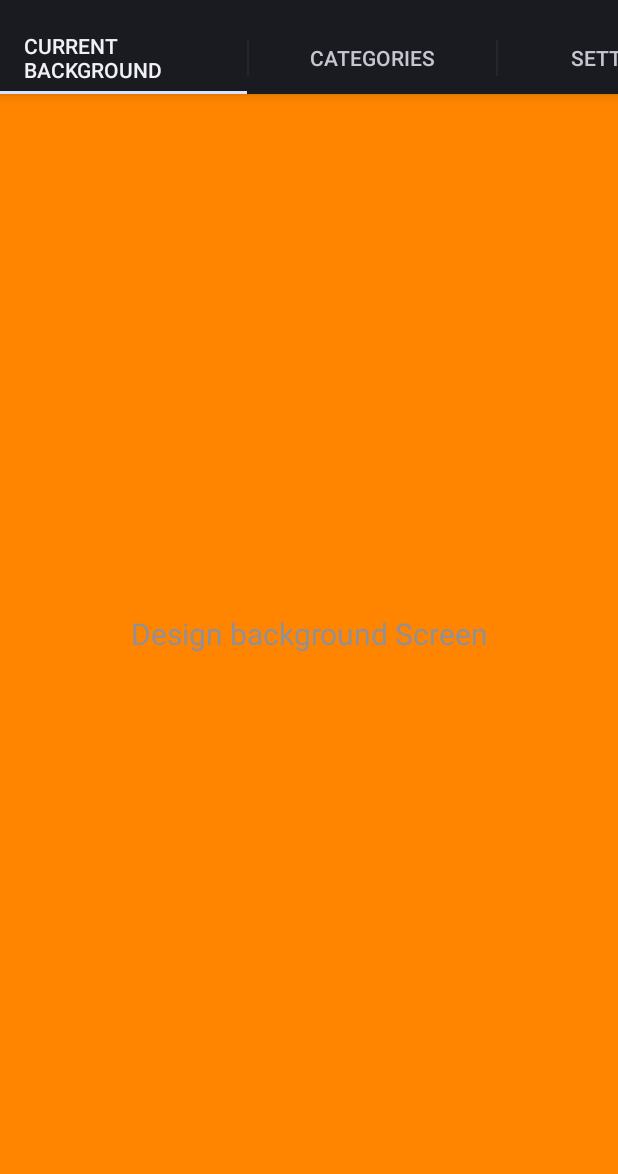
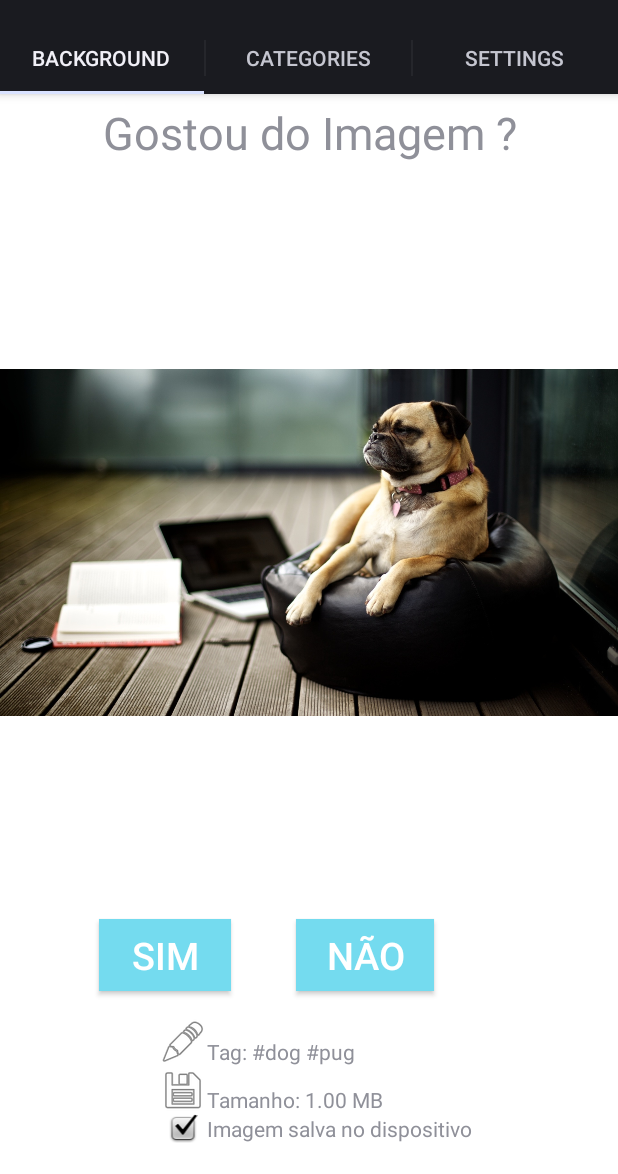
Before and after one commit to RayanaSales/SurpriseMe, an Android app: the screen it shows after launch (MainActivity), on a phone screen of 412 x 824 dp, the part 62-1236 px from its top. Run offline under Robolectric (Android 15) with nearby library versions, the phone set to English and light mode, and no system bars.

Commit message:
Adição das telas de background e configurações

```diff
--- a/app/build.gradle
+++ b/app/build.gradle
@@ -2,7 +2,7 @@ apply plugin: 'com.android.application'
 
 android {
     compileSdkVersion 23
-    buildToolsVersion "24.0.1"
+    buildToolsVersion "24.0.2"
 
     defaultConfig {
         applicationId "ifpe.surpriseme"
@@ -22,5 +22,5 @@ android {
 dependencies {
     compile fileTree(dir: 'libs', include: ['*.jar'])
     testCompile 'junit:junit:4.12'
-    compile 'com.android.support:appcompat-v7:23.4.0'
+    compile 'com.android.support:appcompat-v7:23.3.0'
 }
--- a/app/src/main/java/ifpe/surpriseme/MainActivity.java
+++ b/app/src/main/java/ifpe/surpriseme/MainActivity.java
@@ -12,7 +12,7 @@ public class MainActivity extends FragmentActivity implements ActionBar.TabListe
     private ViewPager viewPager;
     private TabsPagerAdapter mAdapter;
     private ActionBar actionBar;
-    private String[] tabs = {"Current background", "Categories", "Settings"};
+    private String[] tabs = {"Background", "Categories", "Settings"};
 
     @Override
     protected void onCreate(Bundle savedInstanceState) {
--- a/app/src/main/res/layout/fragment_current_background.xml
+++ b/app/src/main/res/layout/fragment_current_background.xml
@@ -3,14 +3,121 @@
     android:layout_width="match_parent"
     android:layout_height="match_parent"
     android:orientation="vertical"
-    android:background="#ff8400" >
+    android:background="#FFFFFF">
 
-    <TextView android:layout_width="fill_parent"
+    <TextView
+        android:padding="5dp"
         android:layout_height="wrap_content"
+        android:layout_width="fill_parent"
         android:gravity="center"
-        android:text="Design background Screen"
-        android:textSize="20dp"
-        android:layout_centerInParent="true"/>
+        android:id="@+id/background_gostouImagem"
+        android:text="@string/gostou_da_imagem_"
+        android:textSize="30sp"
+        android:layout_alignParentRight="true"
+        android:layout_alignParentEnd="true" />
 
+    <ImageView
+        android:layout_width="wrap_content"
+        android:layout_height="match_parent"
+        android:src="@drawable/background"
+        android:layout_alignBottom="@+id/background_Sim"
+        android:layout_alignParentLeft="true"
+        android:layout_alignParentStart="true"
+        android:id="@+id/imageView"
+        android:layout_alignParentRight="true"
+        android:layout_alignParentEnd="true" />
+
+    <Button
+        android:layout_width="wrap_content"
+        android:layout_height="wrap_content"
+        android:id="@+id/background_Sim"
+        android:text="@string/Sim"
+        android:textSize="25sp"
+        android:layout_marginLeft="66dp"
+        android:layout_marginStart="66dp"
+        android:paddingRight="20dp"
+        android:paddingLeft="20dp"
+        android:background="#74DBEF"
+        android:textColor="#FFFFFF"
+        android:layout_alignTop="@+id/background_Nao"
+        android:layout_alignParentLeft="true"
+        android:layout_alignParentStart="true"
+        />
+
+    <Button
+        android:layout_width="wrap_content"
+        android:layout_height="wrap_content"
+        android:id="@+id/background_Nao"
+        android:text="@string/Nao"
+        android:textSize="25sp"
+        android:textColor="#FFFFFF"
+        android:paddingRight="20dp"
+        android:paddingLeft="20dp"
+        android:layout_marginBottom="122dp"
+        android:background="#74DBEF"
+        android:layout_alignParentBottom="true"
+        android:layout_alignRight="@+id/textView3"
+        android:layout_alignEnd="@+id/textView3"
+        android:layout_marginRight="25dp"
+        android:layout_marginEnd="25dp" />
+
+    <ImageView
+        android:layout_width="wrap_content"
+        android:layout_height="wrap_content"
+        android:src="@android:drawable/ic_menu_edit"
+        android:id="@+id/imageView2"
+        android:layout_marginTop="18dp"
+        android:layout_below="@+id/imageView"
+        android:layout_alignRight="@+id/background_Sim"
+        android:layout_alignEnd="@+id/background_Sim"
+        android:layout_marginRight="16dp"
+        android:layout_marginEnd="16dp" />
+
+        <TextView
+            android:layout_width="wrap_content"
+            android:layout_height="wrap_content"
+            android:text="Tag: #dog #pug"
+            android:id="@+id/textView"
+            android:layout_above="@+id/imageView3"
+            android:layout_toRightOf="@+id/imageView3"
+            android:layout_toEndOf="@+id/imageView3" />
+
+    <ImageView
+        android:layout_width="wrap_content"
+        android:layout_height="wrap_content"
+        android:src="@android:drawable/ic_menu_save"
+        android:id="@+id/imageView3"
+        android:layout_below="@+id/imageView2"
+        android:layout_alignLeft="@+id/imageView2"
+        android:layout_alignStart="@+id/imageView2" />
+
+    <TextView
+        android:layout_width="wrap_content"
+        android:layout_height="wrap_content"
+        android:text="Tamanho: 1.00 MB"
+        android:id="@+id/textView2"
+        android:layout_above="@+id/textView3"
+        android:layout_toRightOf="@+id/imageView3"
+        android:layout_toEndOf="@+id/imageView3" />
+
+    <ImageView
+        android:layout_width="wrap_content"
+        android:layout_height="wrap_content"
+        android:src="@android:drawable/checkbox_on_background"
+        android:id="@+id/imageView4"
+        android:layout_below="@+id/textView2"
+        android:layout_alignLeft="@+id/imageView3"
+        android:layout_alignStart="@+id/imageView3"
+        android:layout_alignRight="@+id/imageView3"
+        android:layout_alignEnd="@+id/imageView3" />
+
+    <TextView
+        android:layout_width="wrap_content"
+        android:layout_height="wrap_content"
+        android:text="Imagem salva no dispositivo"
+        android:id="@+id/textView3"
+        android:layout_below="@+id/imageView3"
+        android:layout_toRightOf="@+id/imageView4"
+        android:layout_toEndOf="@+id/imageView4" />
 
 </RelativeLayout>
--- a/app/src/main/res/values/strings.xml
+++ b/app/src/main/res/values/strings.xml
@@ -1,3 +1,8 @@
 <resources>
     <string name="app_name">SurpriseMe</string>
+    <string name="gostou_da_imagem_">Gostou do Imagem ?</string>
+    <string name="Sim">Sim</string>
+    <string name="Nao">Não</string>
+    <string name="mudar_imagem_a_cada_">Mudar imagem a cada :</string>
+    <string name="salvar">Salvar</string>
 </resources>
```
Also changed, not shown: app/src/main/res/layout/fragment_settings.xml (+47 -6 lines), app/src/main/res/drawable/background.jpg (added).
